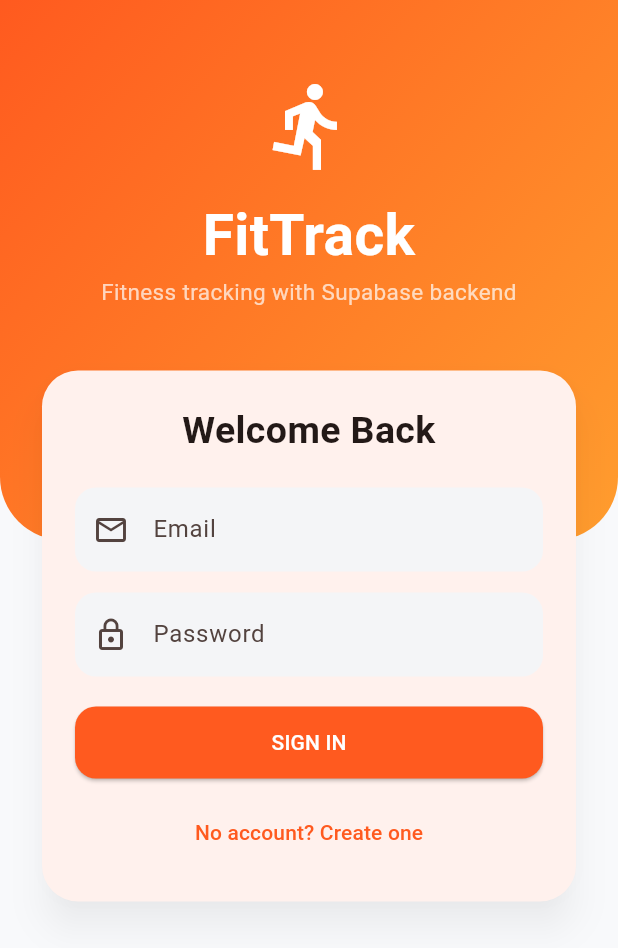
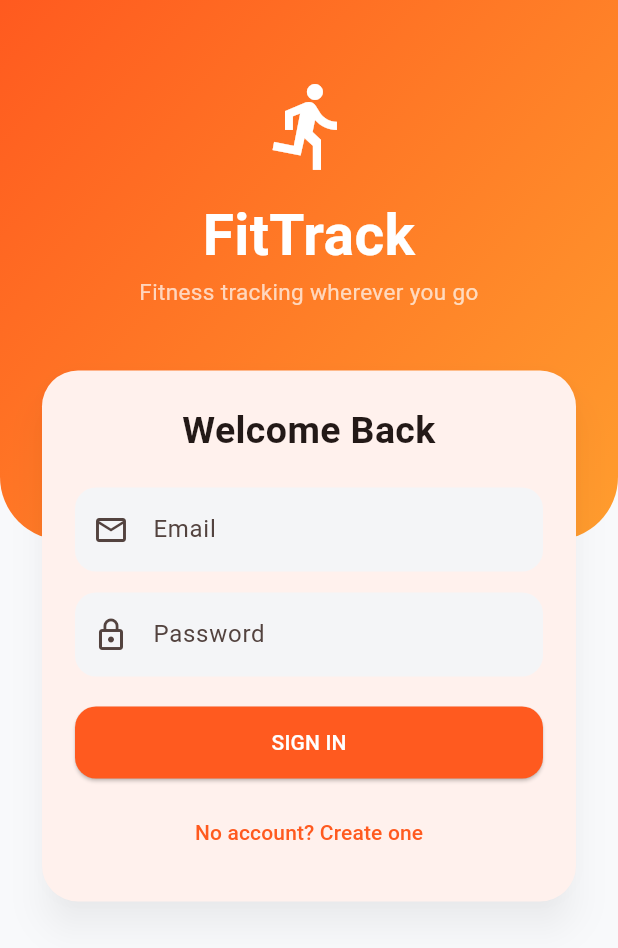
Before and after one commit to Karushna/FitTrack, a Flutter app: the screen it shows after launch, on a phone screen of 412 x 824 dp. Shown: the top 948 px of the screen. Run offline on Flutter 3.47's test engine with Material 3 defaults, Android fonts, the light colour scheme and no system bars; our stand-ins replace supabase_flutter; accounts and stored records are empty; Roboto replaces fonts that are missing (Arial).

Commit message:
tagline add

```diff
--- a/lib/screens/auth_screen.dart
+++ b/lib/screens/auth_screen.dart
@@ -127,7 +127,7 @@ class _AuthScreenState extends State<AuthScreen> {
                   ),
                 ),
                 const Text(
-                  'Fitness tracking with Supabase backend',
+                  'Fitness tracking wherever you go',
                   textAlign: TextAlign.center,
                   style: TextStyle(color: Colors.white70, fontSize: 15),
                 ),
```
